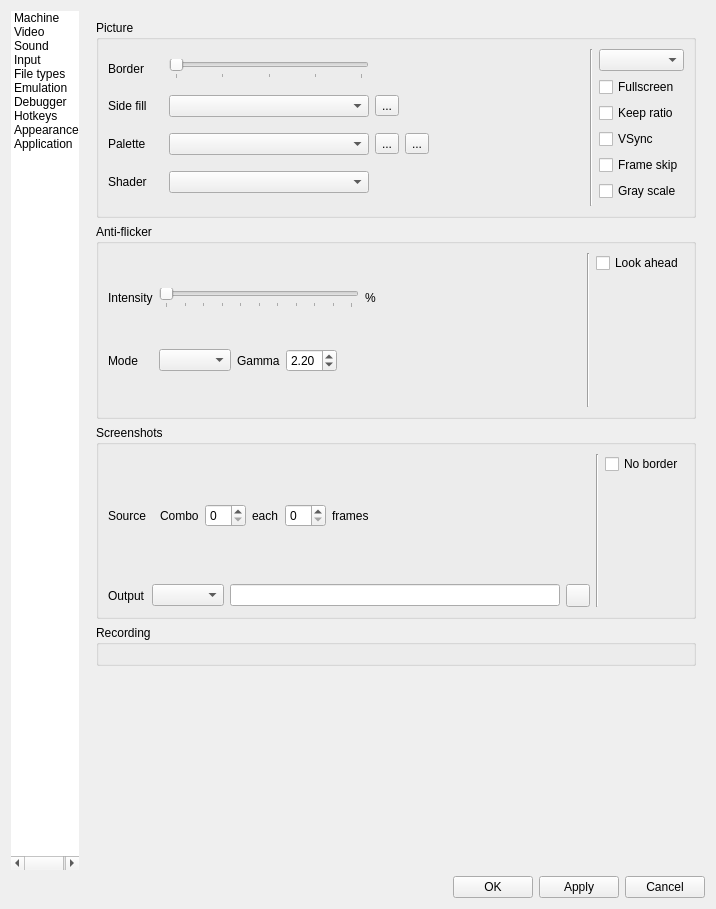
First picture: the form in ui/setupwin.ui, repository Volutar/xpeccy-plus, before the edit.
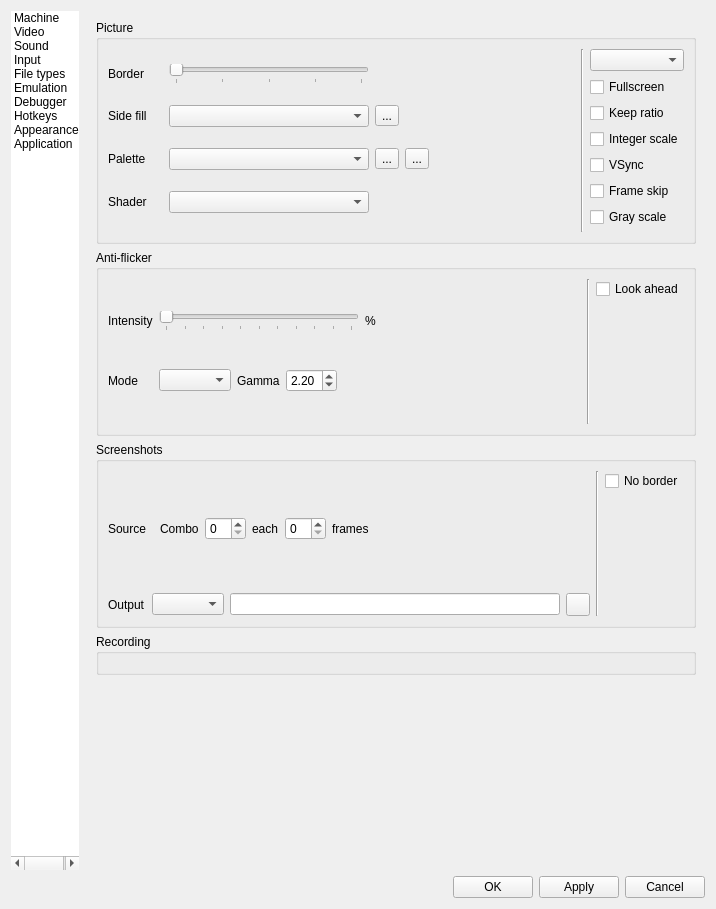
Second picture: the form after the edit. The open tabs and pages were chosen to show the change. Icons and pictures are not drawn. Custom widgets are drawn as their Qt base class.

Commit message:
integer-fit: Integer Scale - a fitted picture at the largest whole number of pixels per dot
View > Integer Scale and Options > Video > Integer scale, under Keep Aspect
Ratio, off by default ([VIDEO] integerscale). In fullscreen and in a window
of another size the picture takes the largest whole scale the frame the
border size asks for fits at, counted in device pixels, so it is sharp at
125 and 150 percent too; with the border first the room left over shows
border both ways. Off, every fit is as it was.

The edit to the form file:
```diff
--- a/ui/setupwin.ui
+++ b/ui/setupwin.ui
@@ -1607,6 +1607,16 @@
                       </property>
                      </widget>
                     </item>
+                    <item>
+                     <widget class="QCheckBox" name="cbIntScale">
+                      <property name="toolTip">
+                       <string>Fullscreen, or a maximized or resized window: the largest whole number of pixels per dot that fits, the side fill around it</string>
+                      </property>
+                      <property name="text">
+                       <string>Integer scale</string>
+                      </property>
+                     </widget>
+                    </item>
                     <item>
                      <widget class="QCheckBox" name="cbVSync">
                       <property name="toolTip">
```
The commit also changes 13 other files.
